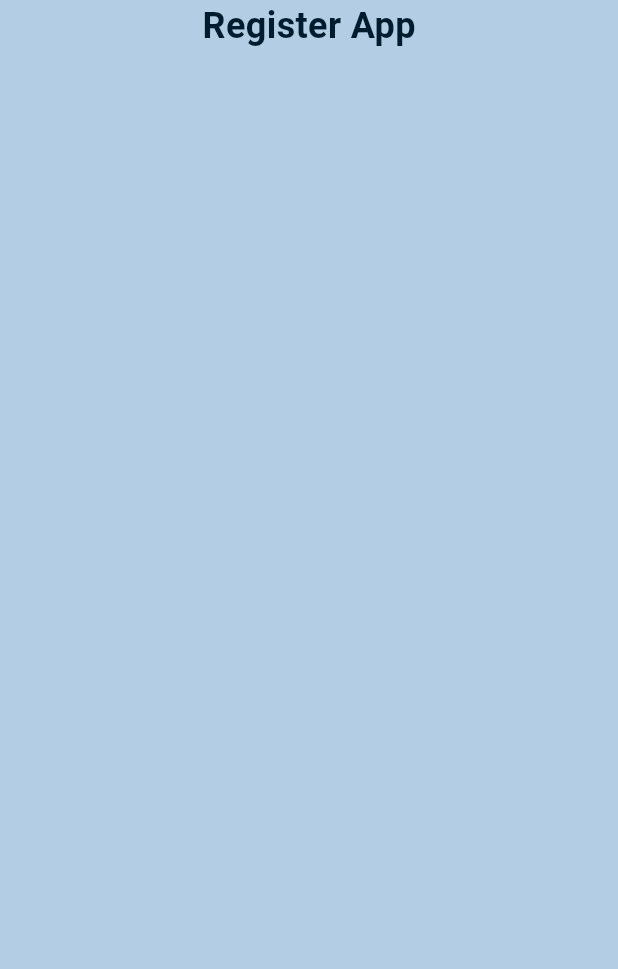
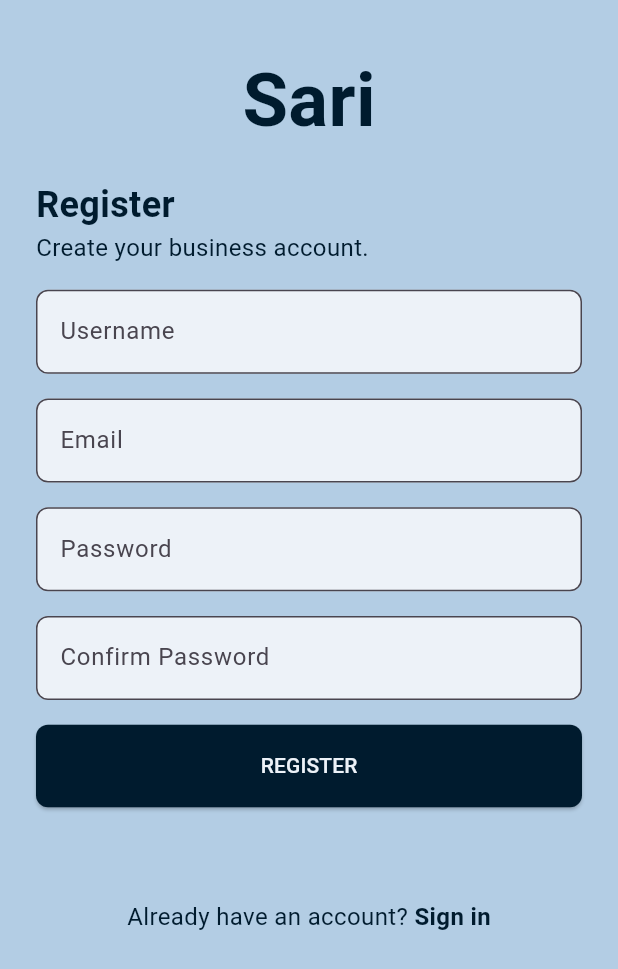
Before and after one commit to dy-chrstn/sari_client, a Flutter app: the RegisterBusinessAcc screen opened directly, on a phone screen of 412 x 824 dp. Shown: the top 969 px of the screen. Run offline on Flutter 3.47's test engine with Material 3 defaults, Android fonts, the phone set to English and light mode, and no system bars; our stand-ins replace bloc, equatable, flutter_dotenv, logger; Roboto replaces fonts that are missing (Poppins).

Commit message:
Register page added

```diff
--- a/lib/account/views/LoginPage.dart
+++ b/lib/account/views/LoginPage.dart
@@ -20,7 +20,8 @@ class _LoginPageState extends State<LoginPage> {
   @override
   Widget build(BuildContext context) {
     var screenSize = MediaQuery.of(context).size;
-    return Scaffold(
+    return SafeArea(
+      child: Scaffold(
         backgroundColor: AppColors.backgroundColor,
         body: Padding(
           padding: const EdgeInsets.all(24.0),
@@ -77,7 +78,7 @@ class _LoginPageState extends State<LoginPage> {
                     )),
               ),
               SizedBox(
-              height: screenSize.height * 0.15,
+                height: screenSize.height * 0.20,
               ),
               Center(
                 child: Text.rich(TextSpan(
@@ -100,7 +101,9 @@ class _LoginPageState extends State<LoginPage> {
                       )
                     ])),
               )
+
             ],
+          ),
         ),
       ),
     );
--- a/lib/account/views/RegisterPage.dart
+++ b/lib/account/views/RegisterPage.dart
@@ -1,6 +1,10 @@
+import 'package:flutter/gestures.dart';
 import 'package:flutter/material.dart';
+import 'package:sari/account/views/LoginPage.dart';
 import 'package:sari/utils/theme/colors.dart';
 import 'package:sari/utils/theme/typography.dart';
+
+import '../../widgets/form/textfield.dart';
 
 class RegisterBusinessAcc extends StatefulWidget {
   const RegisterBusinessAcc({super.key});
@@ -10,21 +14,95 @@ class RegisterBusinessAcc extends StatefulWidget {
 }
 
 class _RegisterBusinessAccState extends State<RegisterBusinessAcc> {
+  final TextEditingController username = TextEditingController();
+  final TextEditingController email = TextEditingController();
+  final TextEditingController password = TextEditingController();
+  final TextEditingController confirmPassword = TextEditingController();
   @override
   Widget build(BuildContext context) {
     var screenSize = MediaQuery.of(context).size;
-    return const SafeArea(
+    return SafeArea(
       child: Scaffold(
         backgroundColor: AppColors.backgroundColor,
-            body: Column(
+        body: Padding(
+          padding: const EdgeInsets.all(24.0),
+          child: Column(
+            crossAxisAlignment: CrossAxisAlignment.start,
             children: [
+              SizedBox(height: screenSize.height * 0.01,),
               Center(
                 child: Text(
-                    'Register App',
-                    style: AppTypography.heading1,
+                  'Sari',
+                  style: TextStyle(
+                    fontSize: screenSize.height * 0.06,
+                    fontWeight: FontWeight.w600,
+                    color: AppColors.textColor),
                 ),
               ),
+              SizedBox(height: screenSize.height * 0.02,),
+              const Text('Register', style: AppTypography.heading1),
+              const Text('Create your business account.',
+                  style: AppTypography.bodyText),
+              SizedBox(height: screenSize.height * 0.02,),
+              TextField(
+                controller: username,
+                decoration: AppForm.whiteField.copyWith(labelText: 'Username'),
+              ),
+              SizedBox(height: screenSize.height * 0.02,),
+              TextField(
+                controller: email,
+                decoration: AppForm.whiteField.copyWith(labelText: 'Email'),
+              ),
+              SizedBox(height: screenSize.height * 0.02,),
+              TextField(
+                controller: password,
+                obscureText: true,
+                decoration: AppForm.whiteField.copyWith(labelText: 'Password'),
+              ),
+              SizedBox(height: screenSize.height * 0.02,),
+              TextField(
+                controller: confirmPassword,
+                obscureText: true,
+                decoration: AppForm.whiteField.copyWith(labelText: 'Confirm Password'),
+              ),
+              SizedBox(height: screenSize.height * 0.02,),
+              Container(
+                width: double.infinity,
+                height: 55,
+                child: ElevatedButton(
+                    onPressed: () {},
+                    style: AppForm.darkButton,
+                    child: const Text(
+                      'REGISTER',
+                      style: TextStyle(color: AppColors.dirtyWhite),
+                    )),
+              ),
+              SizedBox(height: screenSize.height * 0.075,),
+              Center(
+                child: Text.rich(TextSpan(
+                    text: 'Already have an account? ',
+                    style: AppTypography.bodyText,
+                    children: [
+                      TextSpan(
+                        text: 'Sign in',
+                        style: AppTypography.bodyText.copyWith(
+                            color: AppColors.primaryColor,
+                            fontWeight: FontWeight.bold),
+                        recognizer: TapGestureRecognizer()
+                          ..onTap = () {
+                            Navigator.push(
+                                context,
+                                MaterialPageRoute(
+                                    builder: (context) =>
+                                        const LoginPage()));
+                          },
+                      )
+                    ])),
+              )
             ],
-            )));
+          ),
+        )
+      )
+    );
   }
 }
```
Lines whose indentation alone changed are shown as unchanged.
